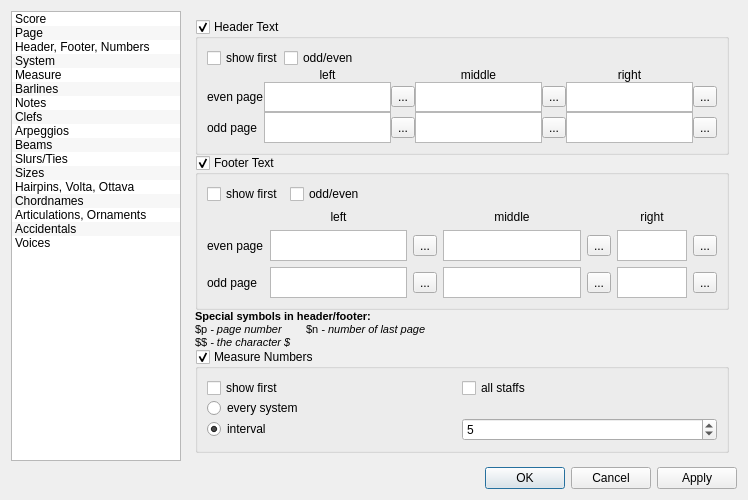
Qt form mscore/mscore/editstyle.ui (musescore/musescore-old) before a commit.
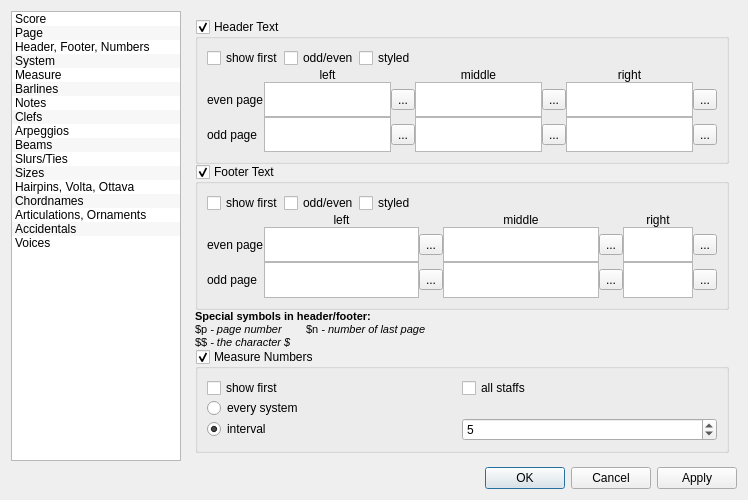
The same form after that commit. The open tabs and pages were chosen to show the change.

The edit to the form file:
```diff
--- a/mscore/mscore/editstyle.ui
+++ b/mscore/mscore/editstyle.ui
@@ -900,6 +900,13 @@
               </property>
              </widget>
             </item>
+            <item>
+             <widget class="QCheckBox" name="headerStyled">
+              <property name="text">
+               <string>styled</string>
+              </property>
+             </widget>
+            </item>
             <item>
              <spacer name="horizontalSpacer_4">
               <property name="orientation">
@@ -1161,6 +1168,9 @@
           <bool>true</bool>
          </property>
          <layout class="QVBoxLayout" name="verticalLayout_22">
+          <property name="spacing">
+           <number>0</number>
+          </property>
           <item>
            <layout class="QHBoxLayout" name="horizontalLayout_2">
             <item>
@@ -1183,6 +1193,13 @@
               </property>
              </widget>
             </item>
+            <item>
+             <widget class="QCheckBox" name="footerStyled">
+              <property name="text">
+               <string>styled</string>
+              </property>
+             </widget>
+            </item>
             <item>
              <spacer name="horizontalSpacer_3">
               <property name="orientation">
@@ -1316,6 +1333,12 @@
             </item>
             <item row="0" column="1">
              <widget class="QLabel" name="label_2">
+              <property name="sizePolicy">
+               <sizepolicy hsizetype="Preferred" vsizetype="Preferred">
+                <horstretch>0</horstretch>
+                <verstretch>0</verstretch>
+               </sizepolicy>
+              </property>
               <property name="text">
                <string>left</string>
               </property>
```
Left out of the diff: 2 changed lines with no effect on the pictures.
